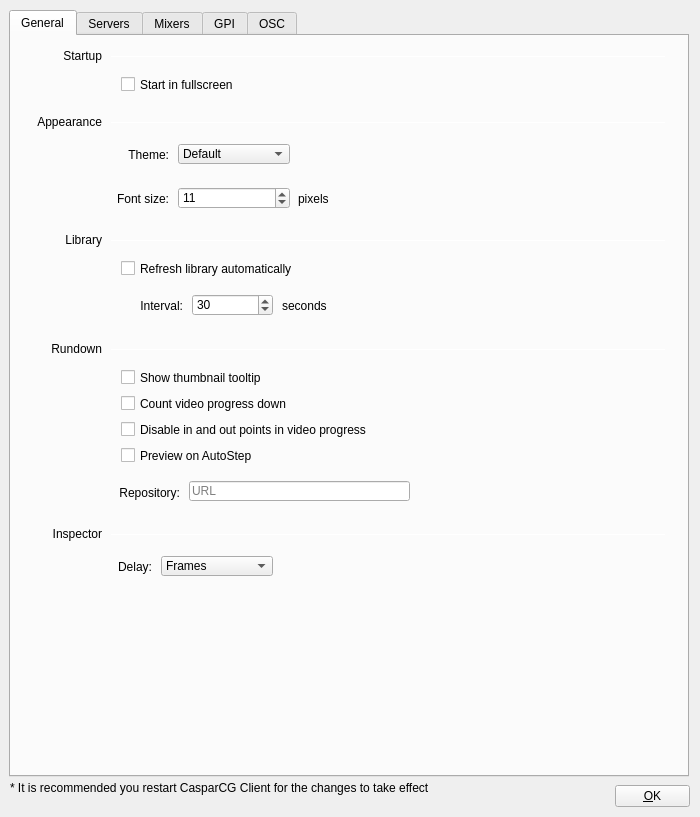
Qt form src/Widgets/SettingsDialog.ui (CasparCG/client) before a commit.
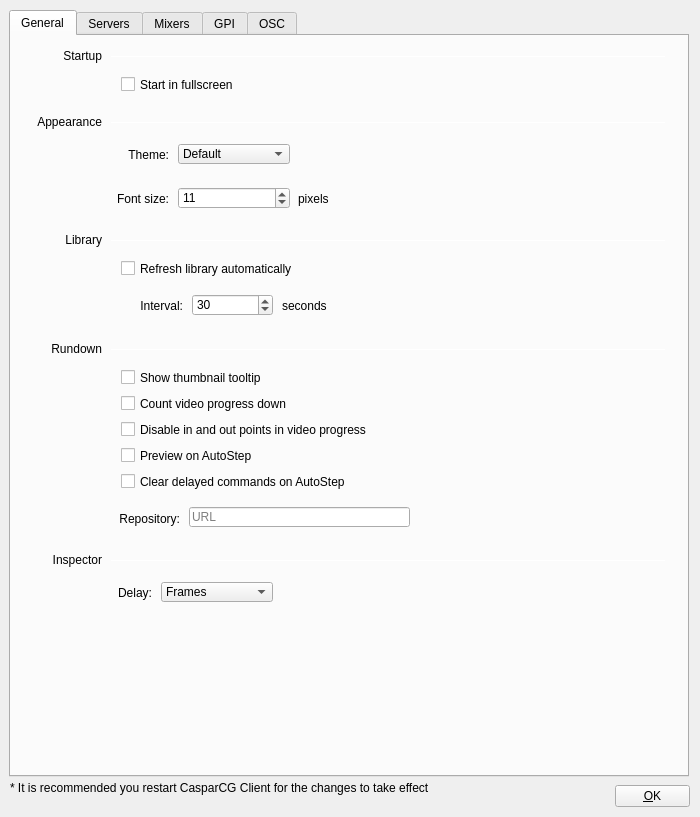
The same form after that commit.

Commit message: Added support for clearing delayed commands on AutoStep

Patch:
```diff
--- a/src/Widgets/SettingsDialog.ui
+++ b/src/Widgets/SettingsDialog.ui
@@ -331,7 +331,7 @@
      <property name="geometry">
       <rect>
        <x>10</x>
-       <y>490</y>
+       <y>516</y>
        <width>81</width>
        <height>16</height>
       </rect>
@@ -347,7 +347,7 @@
      <property name="geometry">
       <rect>
        <x>100</x>
-       <y>498</y>
+       <y>524</y>
        <width>555</width>
        <height>1</height>
       </rect>
@@ -360,7 +360,7 @@
      <property name="geometry">
       <rect>
        <x>150</x>
-       <y>520</y>
+       <y>546</y>
        <width>112</width>
        <height>20</height>
       </rect>
@@ -386,7 +386,7 @@
      <property name="geometry">
       <rect>
        <x>60</x>
-       <y>521</y>
+       <y>547</y>
        <width>81</width>
        <height>20</height>
       </rect>
@@ -444,7 +444,7 @@
      <property name="geometry">
       <rect>
        <x>178</x>
-       <y>445</y>
+       <y>471</y>
        <width>221</width>
        <height>20</height>
       </rect>
@@ -460,7 +460,7 @@
      <property name="geometry">
       <rect>
        <x>88</x>
-       <y>447</y>
+       <y>473</y>
        <width>81</width>
        <height>20</height>
       </rect>
@@ -488,6 +488,22 @@
       <string>Preview on AutoStep</string>
      </property>
     </widget>
+    <widget class="QCheckBox" name="checkBoxClearDelayedCommandsOnAutoStep">
+     <property name="geometry">
+      <rect>
+       <x>110</x>
+       <y>437</y>
+       <width>291</width>
+       <height>17</height>
+      </rect>
+     </property>
+     <property name="focusPolicy">
+      <enum>Qt::NoFocus</enum>
+     </property>
+     <property name="text">
+      <string>Clear delayed commands on AutoStep</string>
+     </property>
+    </widget>
    </widget>
    <widget class="QWidget" name="tabDevices">
     <attribute name="title">
```
Left out of the diff: 21 changed lines with no effect on the pictures. The commit also changes 5 other files.
